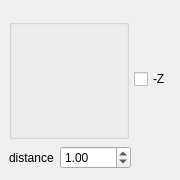
Before: the Qt Designer form src/directionvectorwidget.ui in antonmx/posmotri, drawn with Qt 5.
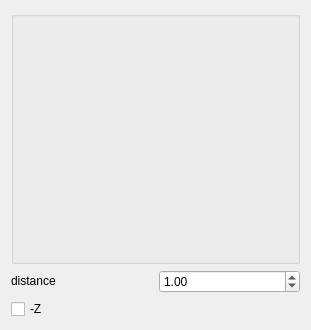
After: the same form once the commit is applied.

What changed in the file:
```diff
--- a/src/directionvectorwidget.ui
+++ b/src/directionvectorwidget.ui
@@ -1,12 +1,12 @@
 <ui version="4.0" >
  <class>DirectionVectorWidget</class>
- <widget class="QWidget" name="DirectionVectorWidget" >
-  <property name="geometry" >
+ <widget class="QWidget" name="DirectionVectorWidget">
+  <property name="geometry">
    <rect>
     <x>0</x>
     <y>0</y>
-    <width>180</width>
-    <height>180</height>
+    <width>311</width>
+    <height>330</height>
    </rect>
   </property>
   <property name="minimumSize" >
@@ -18,76 +18,47 @@
   <property name="windowTitle" >
    <string>Form</string>
   </property>
-  <layout class="QVBoxLayout" >
-   <property name="spacing" >
-    <number>6</number>
+  <layout class="QVBoxLayout">
+   <property name="sizeConstraint">
+    <enum>QLayout::SetMinimumSize</enum>
    </property>
-   <property name="leftMargin" >
-    <number>9</number>
-   </property>
-   <property name="topMargin" >
-    <number>9</number>
-   </property>
-   <property name="rightMargin" >
-    <number>9</number>
-   </property>
-   <property name="bottomMargin" >
-    <number>9</number>
-   </property>
    <item>
-    <layout class="QHBoxLayout" >
-     <property name="spacing" >
-      <number>6</number>
+    <widget class="QGroupBox" name="disc">
+     <property name="sizePolicy">
+      <sizepolicy hsizetype="Preferred" vsizetype="Expanding">
+       <horstretch>0</horstretch>
+       <verstretch>0</verstretch>
+      </sizepolicy>
      </property>
-     <property name="topMargin" >
-      <number>9</number>
+     <property name="minimumSize">
+      <size>
+       <width>200</width>
+       <height>200</height>
+      </size>
      </property>
+     <property name="alignment">
+      <set>Qt::AlignCenter</set>
+     </property>
+    </widget>
+   </item>
+   <item>
+    <layout class="QHBoxLayout">
      <item>
-      <widget class="QGroupBox" name="disc" >
-       <property name="sizePolicy" >
-        <sizepolicy vsizetype="Fixed" hsizetype="Fixed" >
+      <widget class="QLabel" name="label">
+       <property name="sizePolicy">
+        <sizepolicy hsizetype="Preferred" vsizetype="Fixed">
          <horstretch>0</horstretch>
          <verstretch>0</verstretch>
         </sizepolicy>
        </property>
-       <property name="minimumSize" >
-        <size>
-         <width>120</width>
-         <height>120</height>
-        </size>
-       </property>
-       <property name="title" >
-        <string/>
-       </property>
-       <property name="alignment" >
-        <set>Qt::AlignCenter</set>
-       </property>
-       <property name="flat" >
-        <bool>false</bool>
-       </property>
-      </widget>
-     </item>
-     <item>
-      <widget class="QCheckBox" name="reverse" >
-       <property name="text" >
-        <string>-Z</string>
-       </property>
-      </widget>
-     </item>
-    </layout>
-   </item>
-   <item>
-    <layout class="QHBoxLayout" >
-     <item>
-      <widget class="QLabel" name="label" >
-       <property name="text" >
+       <property name="text">
         <string>distance</string>
        </property>
       </widget>
      </item>
      <item>
-      <widget class="QDoubleSpinBox" name="distance" >
-       <property name="minimum" >
+      <widget class="QDoubleSpinBox" name="distance">
+       <property name="minimum">
         <double>0.000000000000000</double>
        </property>
        <property name="maximum" >
@@ -98,21 +69,15 @@
        </property>
       </widget>
      </item>
-     <item>
-      <spacer>
-       <property name="orientation" >
-        <enum>Qt::Horizontal</enum>
-       </property>
-       <property name="sizeHint" >
-        <size>
-         <width>40</width>
-         <height>20</height>
-        </size>
-       </property>
-      </spacer>
-     </item>
     </layout>
    </item>
+   <item>
+    <widget class="QCheckBox" name="reverse">
+     <property name="text">
+      <string>-Z</string>
+     </property>
+    </widget>
+   </item>
   </layout>
  </widget>
  <resources/>
```
Left out of the diff: 11 changed lines with no effect on the pictures.
